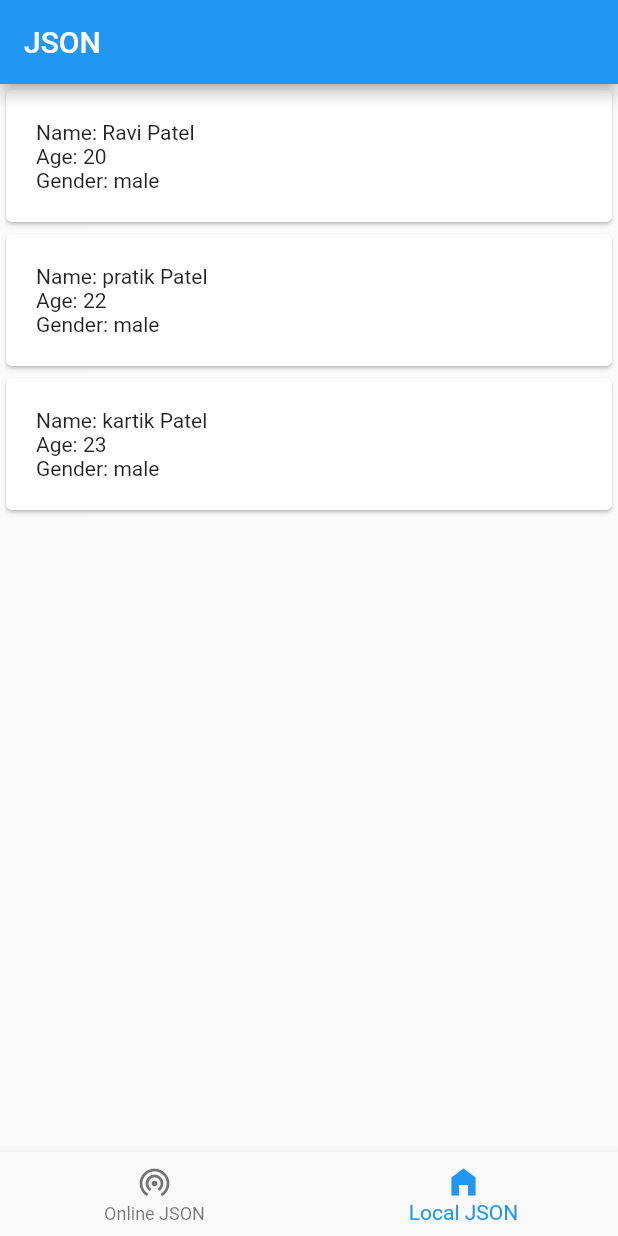
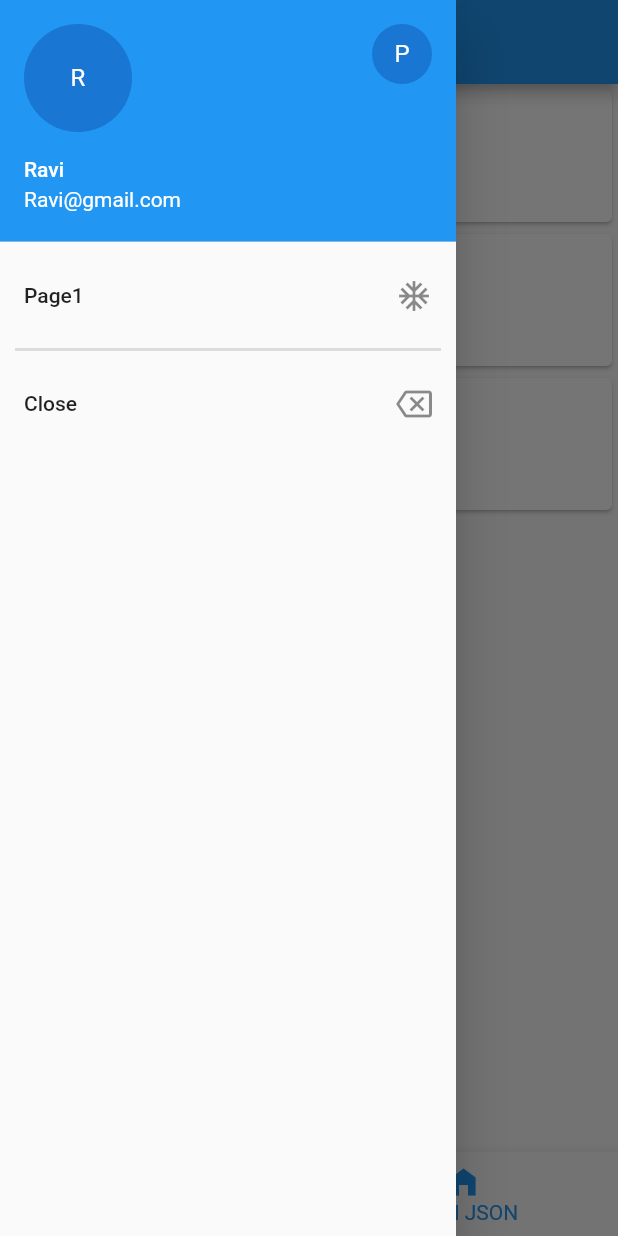
Before and after one commit to ravipatel0508/Local-json-flutter, a Flutter app: the screen it shows after launch, item 2 of the bottom bar chosen, with the side drawer open (before the commit the screen has no drawer), on a phone screen of 412 x 824 dp. Run offline on Flutter 3.47's test engine with Material 2 defaults, Android fonts, the phone set to English and light mode, and no system bars; network calls fail.

```diff
--- a/lib/main.dart
+++ b/lib/main.dart
@@ -1,4 +1,5 @@
 import 'package:flutter/material.dart';
+import 'package:json_example/drawer_example.dart';
 import 'package:json_example/json_online.dart';
 import 'package:json_example/local_json.dart';
 
@@ -14,6 +15,9 @@ class MyApp extends StatelessWidget {
     return MaterialApp(
       title: "JSON Example",
       home: HomePage(),
+      routes: {
+        "newPage" : (BuildContext context) => DrawerExample()
+      },
     );
   }
 }
@@ -57,6 +61,35 @@ class _HomePageState extends State<HomePage> {
         onTap: _onItemTapped,
         currentIndex: _selectedItem,
       ),
+      drawer: Drawer(
+        child: ListView(
+          children: [
+            UserAccountsDrawerHeader(
+                accountName: Text("Ravi"),
+                accountEmail: Text("Ravi@gmail.com"),
+              currentAccountPicture: CircleAvatar(
+                child: Text("R"),
+              ),
+              otherAccountsPictures: [CircleAvatar(
+                child: Text("P"),
+              )],
+            ),
+            ListTile(
+              title: Text("Page1"),
+              trailing: Icon(Icons.ac_unit),
+              onTap: (){
+                Navigator.of(context).pushNamed("newPage");
+              }
+            ),
+            Divider(indent: 10,endIndent: 10,thickness: 2,),
+            ListTile(
+              title: Text("Close"),
+              trailing: Icon(Icons.backspace_outlined),
+              onTap: ()=> Navigator.of(context).pop(),
+            )
+          ],
+        ),
+      ),
     );
   }
 }
```
Also changed, not shown: lib/drawer_example.dart (added, +17 -0 lines).
